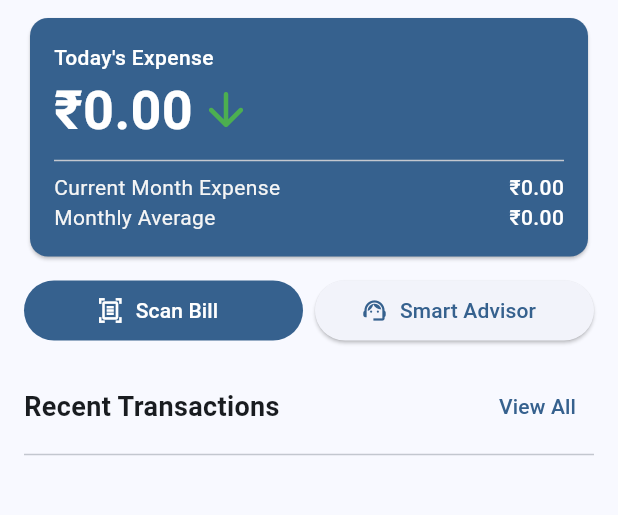
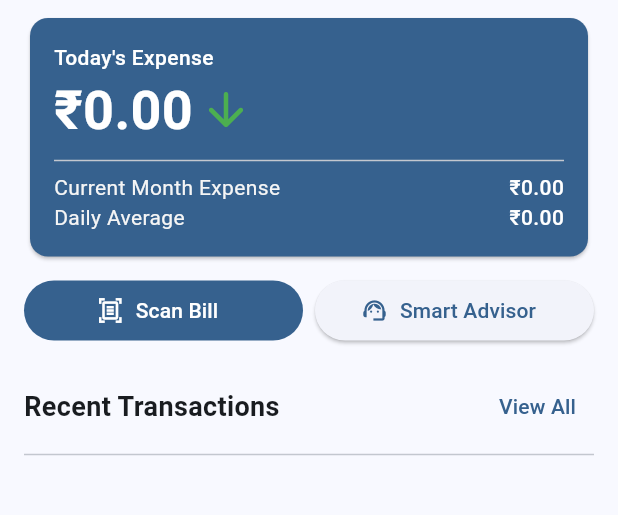
Before and after one commit to rijfas/pocketbook, a Flutter app: the DashboardView screen opened by its route, on a phone screen of 412 x 824 dp, the part 72-587 px from its top. Run offline on Flutter 3.47's test engine with Material 3 defaults, Android fonts, the light colour scheme and no system bars; drawn by our look-alikes of animated_flip_counter; our stand-ins replace emoji_picker_flutter, fl_chart, flutter_local_notifications, google_generative_ai, image_picker, isar and 4 more; missing offline and left inert: telephony; accounts and stored records are empty; generated files the repository leaves out were written again.

Commit message:
feat: changed onthly average to daily average

```diff
--- a/lib/presentation/screens/dashboard/pages/home/widgets/summary_card.dart
+++ b/lib/presentation/screens/dashboard/pages/home/widgets/summary_card.dart
@@ -87,7 +87,7 @@ class SummaryCard extends StatelessWidget {
               mainAxisAlignment: MainAxisAlignment.spaceBetween,
               children: [
                 Text(
-                  'Monthly Average',
+                  'Daily Average',
                   style: TextStyle(color: Colors.grey[100]),
                 ),
                 AnimatedFlipCounter(
--- a/lib/services/transaction_service.dart
+++ b/lib/services/transaction_service.dart
@@ -127,8 +127,10 @@ class TransactionService {
   }
 
   Future<double> currentMonthAverageExpense() async {
-    final DateTime dateStart = DateTime.now().subtract(
-      const Duration(days: 30),
+    final today = DateTime.now();
+
+    final DateTime dateStart = today.subtract(
+      Duration(days: today.day),
     );
 
     final expense = await _isar.transactions
```
